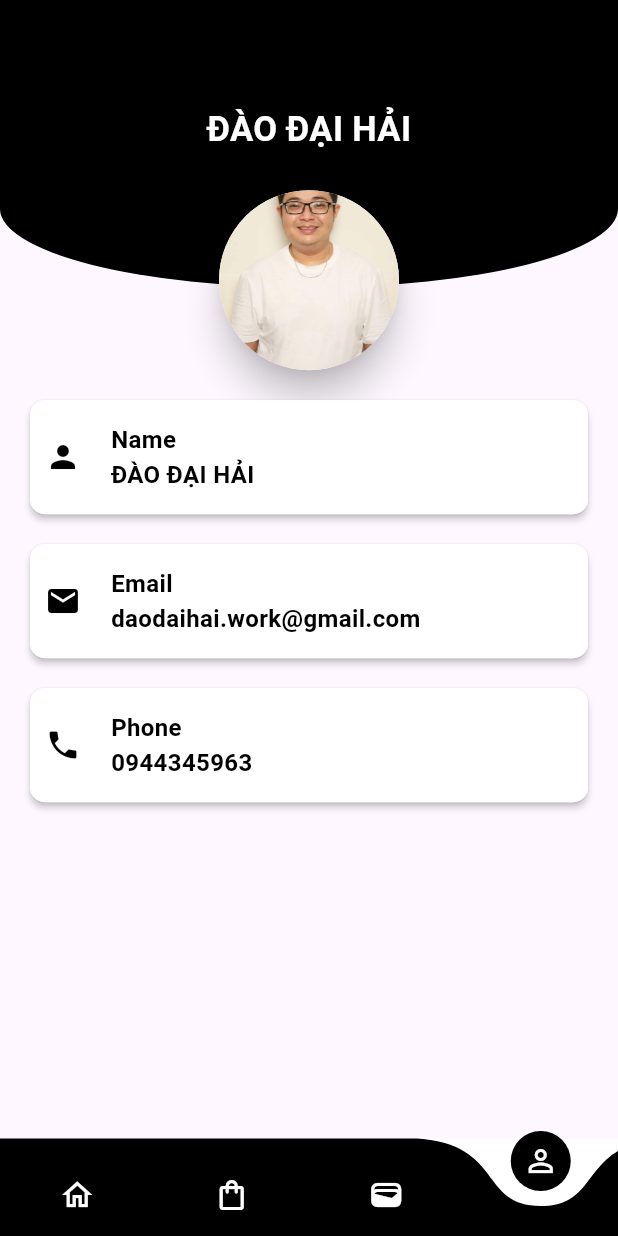
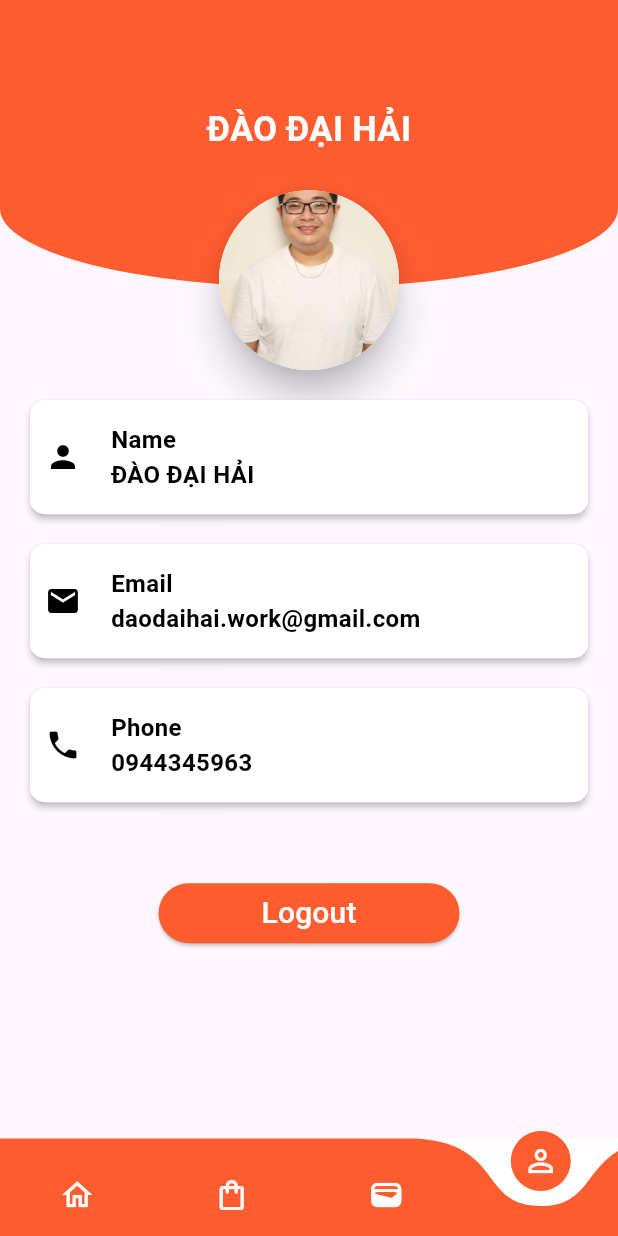
Before and after one commit to DaodaihaiCrays/food_shopping, a Flutter app: the BottomNav screen opened directly, item 4 of the bottom bar chosen, on a phone screen of 412 x 824 dp. Run offline on Flutter 3.47's test engine with Material 3 defaults, Android fonts, the phone set to English and light mode, and no system bars; drawn by our look-alikes of curved_navigation_bar; our stand-ins replace cloud_firestore, firebase_auth, firebase_core, firebase_storage, image_picker, random_string and 1 more; accounts and stored records are empty; Roboto replaces fonts that are missing (Poppins).

Commit message:
add logout feature

```diff
--- a/lib/pages/bottom_nav.dart
+++ b/lib/pages/bottom_nav.dart
@@ -41,7 +41,7 @@ class _BottomNavState extends State<BottomNav> {
       bottomNavigationBar: CurvedNavigationBar(
         height: 65,
         backgroundColor: Colors.white,
-        color: Colors.black,
+        color: Color(0xFFff5c30),
         animationDuration: Duration(milliseconds: 500),
         onTap: (value) {
           setState(() {
--- a/lib/pages/order_page.dart
+++ b/lib/pages/order_page.dart
@@ -163,7 +163,7 @@ class _OrderPageState extends State<OrderPage> {
                       horizontal: MediaQuery.of(context).size.width / 6,
                     ),
                     foregroundColor: Colors.white,
-                    backgroundColor: Colors.black,
+                    backgroundColor: Color(0xFFff5c30),
                   ),
                   onPressed: () async {
                     var amount = double.parse(wallet!) - amount2;
--- a/lib/pages/profile_page.dart
+++ b/lib/pages/profile_page.dart
@@ -1,3 +1,5 @@
+import 'package:e_commerce/pages/onboard_page.dart';
+import 'package:firebase_auth/firebase_auth.dart';
 import 'package:flutter/material.dart';
 import 'package:url_launcher/url_launcher.dart';
 
@@ -22,7 +24,7 @@ class _ProfilePageState extends State<ProfilePage> {
                   height: MediaQuery.of(context).size.height / 4.3,
                   width: MediaQuery.of(context).size.width,
                   decoration: BoxDecoration(
-                    color: Colors.black,
+                    color: Color(0xFFff5c30),
                     borderRadius: BorderRadius.vertical(
                       bottom: Radius.elliptical(
                         MediaQuery.of(context).size.width,
@@ -119,7 +121,7 @@ class _ProfilePageState extends State<ProfilePage> {
 
             SizedBox(height: 20.0),
             GestureDetector(
-              onTap: () async{
+              onTap: () async {
                 // Handle tap
 
                 String? encodeQueryParameters(Map<String, String> params) {
@@ -243,6 +245,24 @@ class _ProfilePageState extends State<ProfilePage> {
                 ),
               ),
             ),
+            SizedBox(height: 50.0),
+            ElevatedButton(
+              style: ElevatedButton.styleFrom(
+                padding: EdgeInsets.symmetric(
+                  horizontal: MediaQuery.of(context).size.width / 6,
+                ),
+                foregroundColor: Colors.white,
+                backgroundColor: Color(0xFFff5c30),
+              ),
+              onPressed: () async {
+                await FirebaseAuth.instance.signOut();
+                Navigator.pushReplacement(
+                  context,
+                  MaterialPageRoute(builder: (context) => OnboardPage()),
+                );
+              },
+              child: Text('Logout', style: TextStyle(fontSize: 20)),
+            ),
           ],
         ),
       ),
```
